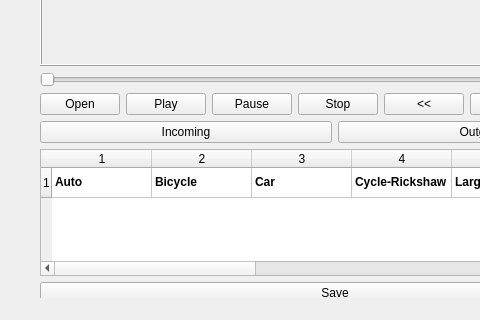
Before: the Qt Designer form app/ui/main_window.ui in mahmudul-hasan-hasib/VTC, drawn with Qt 5; both pictures show x 0 to 480 and y 353 to 673 of the 720 by 673 pixel window.
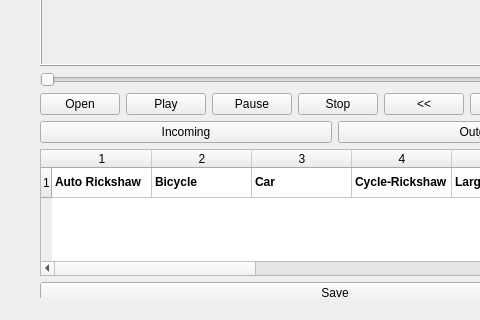
After: the same form once the commit is applied.

Commit message: Ui changed and vehicle data listed

What changed in the file:
```diff
--- a/app/ui/main_window.ui
+++ b/app/ui/main_window.ui
@@ -163,7 +163,7 @@
        <column/>
        <item row="0" column="0">
         <property name="text">
-         <string>Auto</string>
+         <string>Auto Rickshaw</string>
         </property>
         <property name="font">
          <font>
@@ -290,6 +290,11 @@
         <property name="text">
          <string>Medium Truck</string>
         </property>
+        <property name="font">
+         <font>
+          <bold>true</bold>
+         </font>
+        </property>
        </item>
        <item row="0" column="9">
         <property name="text">
```
The commit also changes 2 other files.
